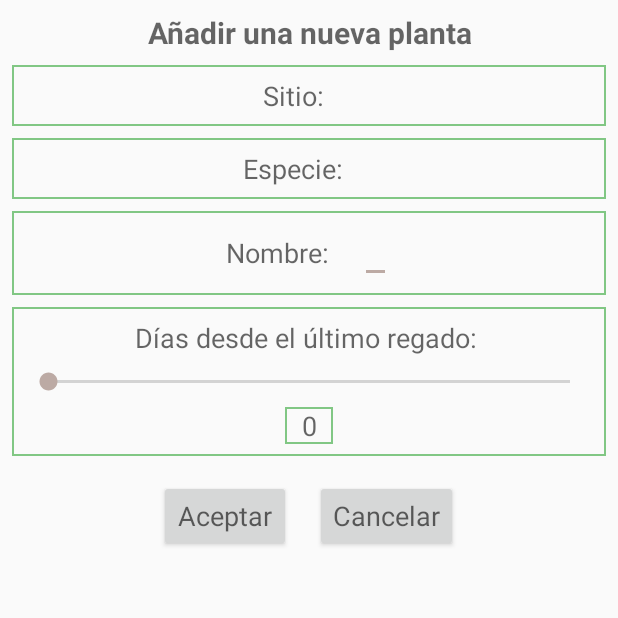
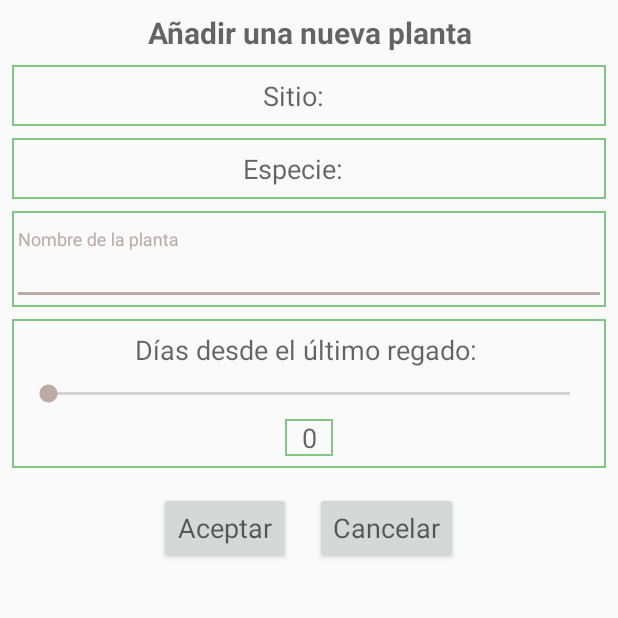
Before and after one commit to guillegarcia/IPlantas, an Android app: the AddPlantActivity screen opened directly, with no data from a screen before it, on a phone screen of 412 x 824 dp, the top half of it. Run offline under Robolectric (Android 15) with nearby library versions, the phone set to English and light mode, and no system bars; 3 statements that could not run were skipped.

Commit message:
Plantas -> Validaciones en añadir planta

```diff
--- a/app/src/main/res/layout/activity_add_plant.xml
+++ b/app/src/main/res/layout/activity_add_plant.xml
@@ -78,20 +78,26 @@
         app:layout_constraintTop_toBottomOf="@+id/add_plant_species"
         android:layout_margin="8dp"
         android:elevation="4dp">
-        <TextView
+        <android.support.design.widget.TextInputLayout
             android:id="@+id/add_plant_label_name"
-            android:layout_width="wrap_content"
+            android:layout_width="match_parent"
             android:layout_height="wrap_content"
-            android:textAppearance="?android:attr/textAppearanceMedium"
-            android:layout_margin="8dp"
-            android:text="Nombre: "/>
-        <EditText
-            android:id="@+id/add_plant_name_name"
-            android:layout_width="wrap_content"
-            android:layout_height="wrap_content"
-            android:textAppearance="?android:attr/textAppearanceSmall"
-            android:layout_margin="8dp"
-            android:text="Nombre de la planta"/>
+            android:minHeight="?android:attr/actionBarSize"
+            android:transitionGroup="true"
+            app:layout_constraintLeft_toLeftOf="parent"
+            android:layout_marginTop="8dp">
+
+            <EditText
+                android:id="@+id/add_plant_name_name"
+                android:layout_width="match_parent"
+                android:layout_height="wrap_content"
+                android:hint="Nombre de la planta"
+                android:imeOptions="actionNext"
+                android:inputType="text"
+                android:maxLines="1"
+                android:textSize="14dp" />
+
+        </android.support.design.widget.TextInputLayout>
     </LinearLayout>
     <LinearLayout
         android:id="@+id/add_plant_water"
@@ -136,6 +142,7 @@
             android:layout_marginTop="4dp"
             android:layout_marginHorizontal="8dp"
             android:layout_marginBottom="8dp"
+            android:maxLines="1"
             app:layout_constraintTop_toBottomOf="@+id/add_plant_last_watered"
             android:text="0"/>
     </LinearLayout>
--- a/app/src/main/res/values/strings.xml
+++ b/app/src/main/res/values/strings.xml
@@ -6,4 +6,6 @@
     <string name="title_activity_sitios">Sitios</string>
     <string name="title_activity_add_plant">Añadir planta</string>
     <string name="title_activity_list_user_plant">Lista de Plantas</string>
+    <string name="title_dialog_no_name_plant">Error al insertar la planta</string>
+    <string name="content_dialog_no_name_plant">El nombre de la planta debe ser distinto de espacios.</string>
 </resources>
```
Also changed, not shown: app/src/main/java/com/iplantas/iplantas/activity/AddPlantActivity.java (+25 -5 lines).
